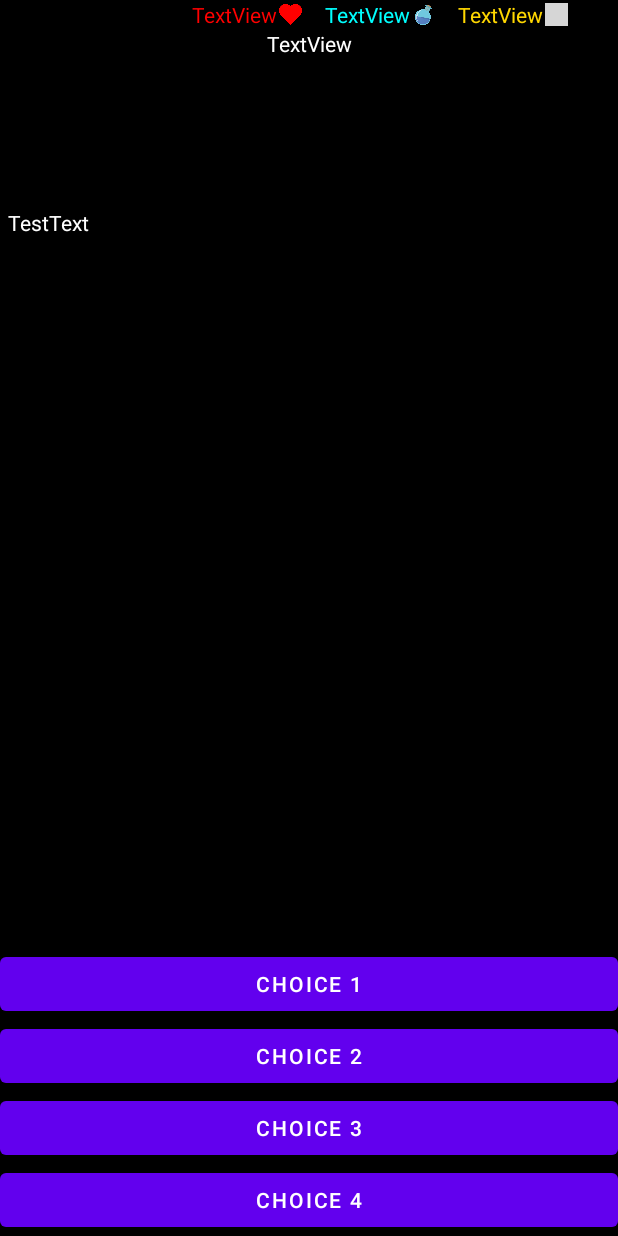
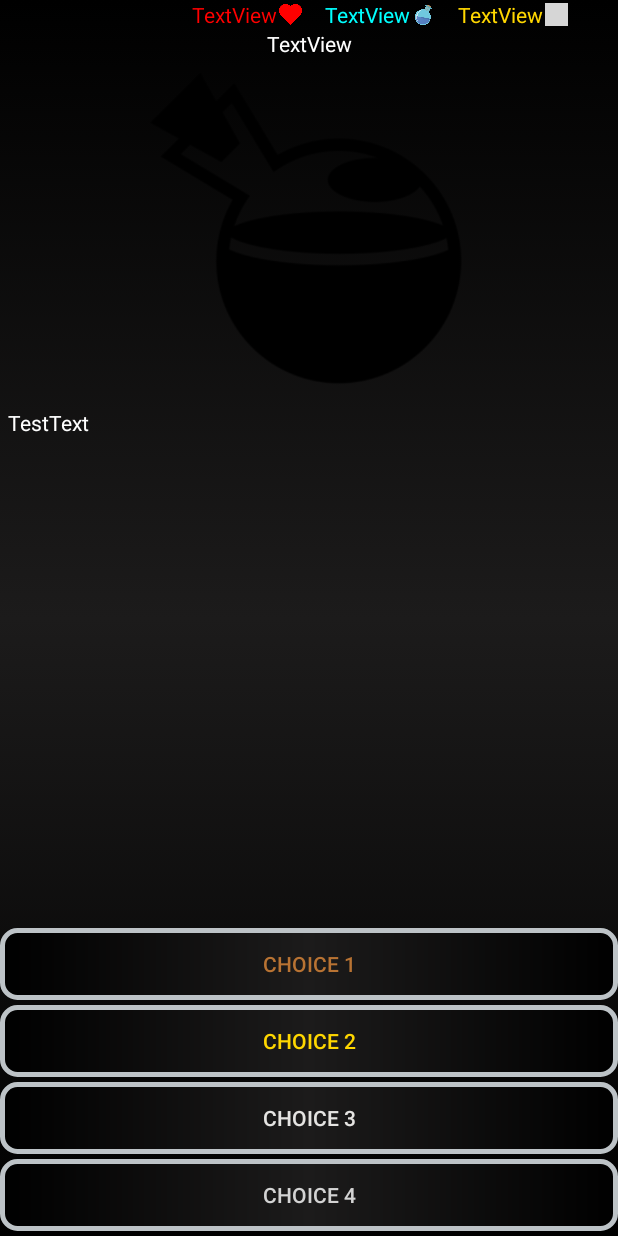
Before and after one commit to GogelaJr/AndroidStoryGame, an Android app: the layout activity_main_menu2.xml on its own in the app's theme, with its tools: preview values and no code run, on a phone screen of 412 x 824 dp. Run offline under Robolectric (Android 15) with nearby library versions, the phone set to English and light mode, and no system bars; grey boxes are pictures that could not be loaded.

Commit message:
Testing color Schemes

```diff
--- a/app/src/main/java/com/example/androidstorygame/MainMenu.kt
+++ b/app/src/main/java/com/example/androidstorygame/MainMenu.kt
@@ -3,6 +3,7 @@ package com.example.androidstorygame
 import android.content.SharedPreferences
 import android.os.Bundle
 import android.widget.Button
+import android.widget.ImageView
 import android.widget.TextView
 import androidx.appcompat.app.AppCompatActivity
 
@@ -30,6 +31,7 @@ class MainMenu : AppCompatActivity() {
     lateinit var manaAmount : TextView
     lateinit var silverAmount  : TextView
     lateinit var manaPotionAmount: TextView
+    lateinit var image  : ImageView
 
     var health: Int = 0
     var mana: Int = 0
@@ -82,6 +84,7 @@ class MainMenu : AppCompatActivity() {
         manaAmount  = findViewById(R.id.manaAmount)
         silverAmount  = findViewById(R.id.silverCoinAmount)
         manaPotionAmount = findViewById(R.id.manaPotion)
+        image = findViewById(R.id.imageView)
 
         // Story
 
--- a/app/src/main/java/com/example/androidstorygame/Prologue.kt
+++ b/app/src/main/java/com/example/androidstorygame/Prologue.kt
@@ -4,11 +4,16 @@ import android.view.View
 
 class Prologue(private val story: MainMenu) {
     private val functions = Functions(story)
-    var questionMix = false
-    var questionIdea =  false
-    var checkWall = false
-    var mixture  = false
+    private var questionMix = false
+    private var questionIdea =  false
+    private var checkWall = false
+    private var mixture  = false
+    var mixturethrown = false
+    val imgresid = R.drawable.heart
+    /// Prologue
     fun beginning(){
+        story.image.setImageResource(imgresid)
+        story.image.setImageResource(0)
         questionIdea = false
         questionMix = false
         checkWall = false
@@ -297,8 +302,9 @@ class Prologue(private val story: MainMenu) {
         mixture = false
         val first = "Continue"
         val action = "ContinueToChapter1"
-        story.choice4.setVisibility(View.VISIBLE)
+        story.choice4.visibility = View.VISIBLE
         story.choice4.text  = first
         story.action4 = action
+        mixturethrown = true
     }
 }
--- /dev/null
+++ b/app/src/main/res/drawable/backgroundgradient.xml
@@ -0,0 +1,13 @@
+<?xml version="1.0" encoding="utf-8"?>
+<selector xmlns:android="http://schemas.android.com/apk/res/android">
+    <item>
+        <shape>
+            <gradient
+                android:angle="90"
+                android:startColor="#000000"
+                android:centerColor="#1c1b1b"
+                android:endColor="#000000"
+                android:type="linear" />
+        </shape>
+    </item>
+</selector>
--- /dev/null
+++ b/app/src/main/res/drawable/buttonrounded.xml
@@ -0,0 +1,14 @@
+<?xml version="1.0" encoding="utf-8"?>
+<shape xmlns:android="http://schemas.android.com/apk/res/android"
+    android:padding="16dp"
+    android:shape="rectangle">
+    <stroke
+        android:width="3dp"
+        android:color="#bdc3c7" />
+
+    <corners android:radius="10dp" />
+    <gradient
+        android:startColor="#000000"
+        android:centerColor="#1c1b1b"
+        android:endColor="#000000"/>
+</shape>
--- a/app/src/main/res/layout/activity_main_menu2.xml
+++ b/app/src/main/res/layout/activity_main_menu2.xml
@@ -4,7 +4,7 @@
     xmlns:tools="http://schemas.android.com/tools"
     android:layout_width="match_parent"
     android:layout_height="match_parent"
-    android:background="@color/black"
+    android:background="@drawable/backgroundgradient"
     tools:context=".MainMenu">
 
     <TextView
@@ -76,11 +76,11 @@
         android:layout_width="wrap_content"
         android:layout_height="wrap_content"
         android:layout_marginStart="5dp"
-        android:layout_marginTop="100dp"
+        android:layout_marginTop="5dp"
         android:text="TestText"
         android:textColor="@color/white"
         app:layout_constraintStart_toStartOf="parent"
-        app:layout_constraintTop_toBottomOf="@+id/manaPotion" />
+        app:layout_constraintTop_toBottomOf="@+id/imageView" />
 
     <TextView
         android:id="@+id/manaPotion"
@@ -96,7 +96,10 @@
         android:id="@+id/choice1Button"
         android:layout_width="fill_parent"
         android:layout_height="wrap_content"
+        android:layout_marginBottom="3dp"
+        android:background="@drawable/buttonrounded"
         android:text="Choice 1"
+        android:textColor="#b87333"
         app:layout_constraintBottom_toTopOf="@+id/choice2Button"
         app:layout_constraintEnd_toEndOf="parent"
         app:layout_constraintHorizontal_bias="0.444"
@@ -106,7 +109,10 @@
         android:id="@+id/choice2Button"
         android:layout_width="fill_parent"
         android:layout_height="wrap_content"
+        android:layout_marginBottom="3dp"
+        android:background="@drawable/buttonrounded"
         android:text="Choice 2"
+        android:textColor="#FFD700"
         app:layout_constraintBottom_toTopOf="@+id/choice3Button"
         app:layout_constraintEnd_toEndOf="parent"
         app:layout_constraintHorizontal_bias="0.444"
@@ -116,7 +122,10 @@
         android:id="@+id/choice3Button"
         android:layout_width="fill_parent"
         android:layout_height="wrap_content"
+        android:layout_marginBottom="3dp"
+        android:background="@drawable/buttonrounded"
         android:text="Choice 3"
+        android:textColor="#E5E4E2"
         app:layout_constraintBottom_toTopOf="@+id/choice4Button"
         app:layout_constraintEnd_toEndOf="parent"
         app:layout_constraintStart_toStartOf="parent" />
@@ -125,9 +134,23 @@
         android:id="@+id/choice4Button"
         android:layout_width="fill_parent"
         android:layout_height="wrap_content"
+        android:layout_marginBottom="3dp"
+        android:background="@drawable/buttonrounded"
         android:text="Choice 4"
+        android:textColor="#D3D3D3"
         app:layout_constraintBottom_toBottomOf="parent"
         app:layout_constraintEnd_toEndOf="parent"
         app:layout_constraintStart_toStartOf="parent" />
 
+    <ImageView
+        android:id="@+id/imageView"
+        android:layout_width="267dp"
+        android:layout_height="228dp"
+        android:layout_marginStart="45dp"
+        android:layout_marginEnd="46dp"
+        app:layout_constraintEnd_toEndOf="parent"
+        app:layout_constraintStart_toStartOf="parent"
+        app:layout_constraintTop_toBottomOf="@+id/manaPotion"
+        app:srcCompat="@drawable/mixture" />
+
 </androidx.constraintlayout.widget.ConstraintLayout>
--- a/app/src/main/res/values/themes.xml
+++ b/app/src/main/res/values/themes.xml
@@ -1,8 +1,8 @@
 <resources xmlns:tools="http://schemas.android.com/tools">
     <!-- Base application theme. -->
-    <style name="Theme.AndroidStoryGame" parent="Theme.MaterialComponents.DayNight.DarkActionBar">
+    <style name="Theme.AndroidStoryGame" parent="Theme.AppCompat.DayNight.DarkActionBar">
         <!-- Primary brand color. -->
-        <item name="colorPrimary">@color/purple_500</item>
+<!--        <item name="colorPrimary">@color/purple_500</item>-->
         <item name="colorPrimaryVariant">@color/purple_700</item>
         <item name="colorOnPrimary">@color/white</item>
         <!-- Secondary brand color. -->
@@ -12,6 +12,8 @@
         <!-- Status bar color. -->
         <item name="android:statusBarColor" tools:targetApi="l">?attr/colorPrimaryVariant</item>
         <!-- Customize your theme here. -->
+        <item name="windowActionBar">false</item>
+        <item name="windowNoTitle">true</item>
     </style>
 
     <style name="Theme.AndroidStoryGame.NoActionBar">
```
Also changed, not shown: app/src/main/res/drawable/mixture.png (added).
